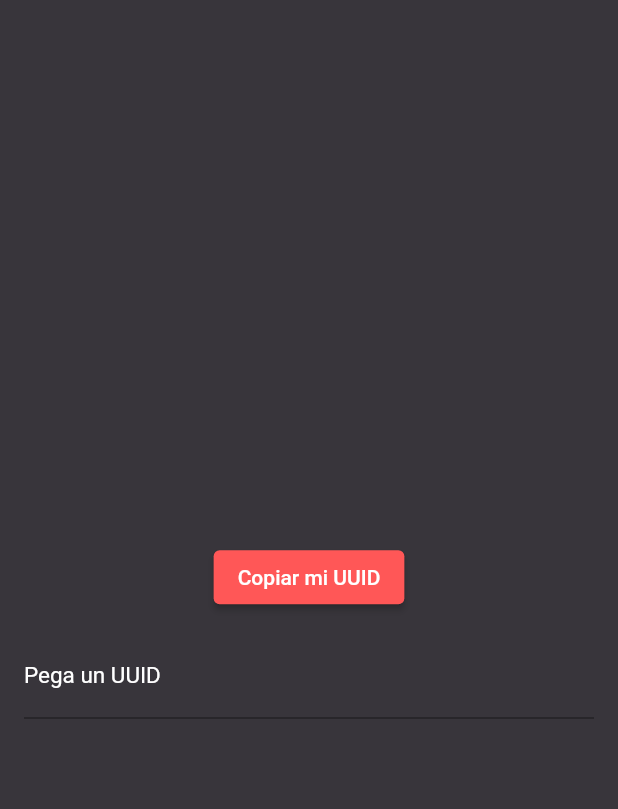
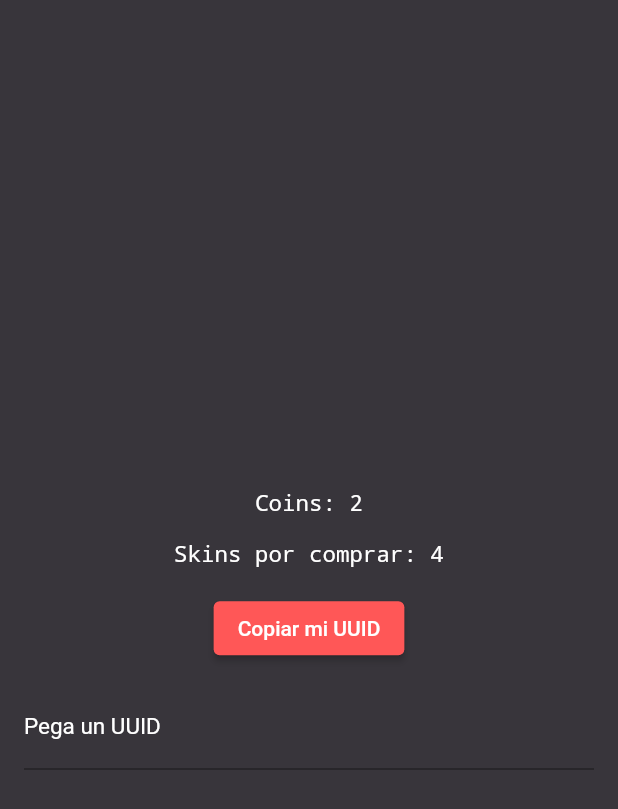
Before and after one commit to GalletaOreo98/LainChikita-Apk, a Flutter app: the screen it shows after launch, swiped to page 3, on a phone screen of 412 x 824 dp. Shown: the top 809 px of the screen. Run offline on Flutter 3.47's test engine with Material 2 defaults, Android fonts, the phone set to English and light mode, and no system bars; our stand-ins replace audioplayers, fluttertoast, shared_preferences; missing offline and left inert: encrypt.

Commit message:
Add - gacha functions and screen + fix main async

```diff
--- a/lain_chikita/lib/global_vars.dart
+++ b/lain_chikita/lib/global_vars.dart
@@ -5,10 +5,15 @@ int progress = 0;
 String username = "NULLUSER";
 String accessoryName = "null";
 String userUuid = "";
+//Variables sin backup
+int coins = 2;
 
 List<Map<String, dynamic>> inventory = [
   {'name': 'null', 'by': 'NULLUSER'},
   {'name': 'sunglasses', 'by': 'oreo_dev'},
+];
+
+List<Map<String, dynamic>> unlockedInventory = [
   {'name': 'sunglasses_circle', 'by': 'Navi'},
   {'name': 'sports_glasses', 'by': 'oreo_dev'},
   {'name': 'christmas_cane', 'by': 'oreo_dev'},
@@ -16,5 +21,5 @@ List<Map<String, dynamic>> inventory = [
 ];
 
 //Preferencias
-String language = 'es';
+String language = 'en';
 DataManager dataManager = DataManager();
--- a/lain_chikita/lib/screens/gacha_screen.dart
+++ b/lain_chikita/lib/screens/gacha_screen.dart
@@ -1,13 +1,23 @@
 import 'package:flutter/material.dart';
 import 'package:audioplayers/audioplayers.dart';
 import 'package:flutter/services.dart';
+import 'package:shared_preferences/shared_preferences.dart';
+import 'dart:convert';
+
 
 // ignore: library_prefixes
 import '../app_colors.dart' as MY_APP_COLORS;
+import '../functions/encryption_functions.dart';
+import '../functions/gacha_functions.dart';
 import '../global_vars.dart';
+import '../private_keys.dart';
+
+const secretKey = SECRET_KEY;
 
 class GachaScreen extends StatefulWidget {
-  const GachaScreen({super.key});
+  final Function callback;
+
+  const GachaScreen({super.key, required this.callback});
 
   @override
   MyWidgetState createState() => MyWidgetState();
@@ -22,14 +32,27 @@ class MyWidgetState extends State<GachaScreen> {
     await _player.play(AssetSource("audio/select_accessory_sound.mp3"));
   }
 
-  void _copyText() {
-    Clipboard.setData(ClipboardData(text: userUuid));
+  void _copyText() async {
+    final jsonData = json
+        .encode({'username': username, 'useruuid': userUuid});
+    final encryptedData = encryptData(jsonData, secretKey);
+    Clipboard.setData(ClipboardData(text: encryptedData));
     setState(() {
       _copiedText = '¡Copiado!';
     });
   }
 
-  void setUuidToUse() {}
+  void saveInventaries() {
+    // Llamada a la función de callback
+    widget.callback();
+  }
+
+  void setUuidToUse() async{
+    buyTicket();
+    final prefs = await SharedPreferences.getInstance();
+    await prefs.setInt('coins', coins);
+    saveInventaries();
+  }
 
   @override
   Widget build(BuildContext context) {
@@ -40,6 +63,24 @@ class MyWidgetState extends State<GachaScreen> {
             child: Column(
               mainAxisAlignment: MainAxisAlignment.center,
               children: [
+                const SizedBox(height: 16),
+                Text(
+                  'Coins: $coins',
+                  style: const TextStyle(
+                      fontSize: 15.0,
+                      fontFamily: 'monospace',
+                      color: Colors.white,
+                  )
+                ),
+                const SizedBox(height: 16),
+                Text(
+                  'Skins por comprar: ${unlockedInventory.length}',
+                  style: const TextStyle(
+                      fontSize: 15.0,
+                      fontFamily: 'monospace',
+                      color: Colors.white,
+                  )
+                ),
                 const SizedBox(height: 16),
                 ElevatedButton(
                   style: ElevatedButton.styleFrom(
--- a/lain_chikita/lib/screens/inventory_screen.dart
+++ b/lain_chikita/lib/screens/inventory_screen.dart
@@ -14,7 +14,6 @@ class InventoryScreen extends StatefulWidget {
 }
 
 class MyWidgetState extends State<InventoryScreen> {
-
   final _player = AudioPlayer(playerId: 'selectAccessory');
 
   void changeAccessory(String newAccessoryName) {
@@ -47,7 +46,8 @@ class MyWidgetState extends State<InventoryScreen> {
                 ),
                 child: ListTile(
                   textColor: Colors.white,
-                  title: Text(dataManager.getShowedName(inventory[index]['name'])),
+                  title:
+                      Text(dataManager.getShowedName(inventory[index]['name'])),
                   subtitle: Text('by: ${inventory[index]['by']}',
                       style: const TextStyle(
                           color: MY_APP_COLORS.secondaryLightText,
```
Also changed, not shown: lain_chikita/lib/functions/gacha_functions.dart (added, +26 -0 lines), lain_chikita/lib/main.dart (+37 -5 lines).
